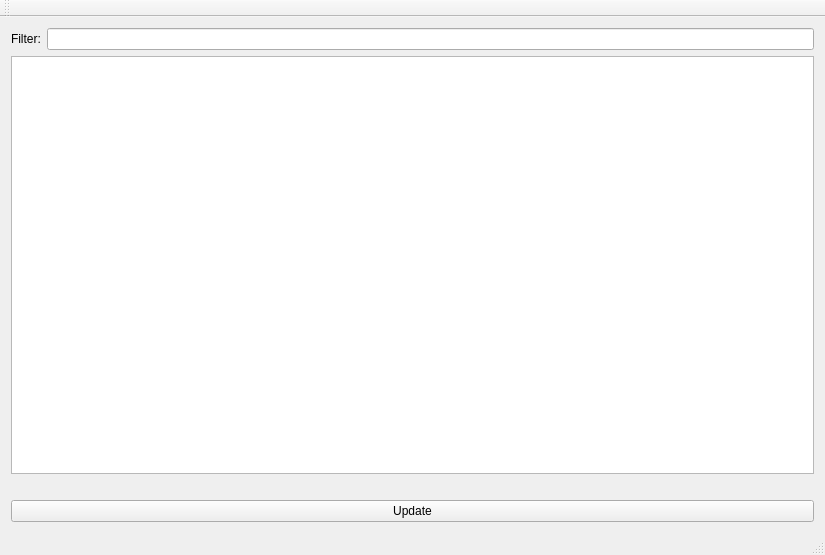
bravoshota/roster, file mainwindow.ui: the form before one commit.
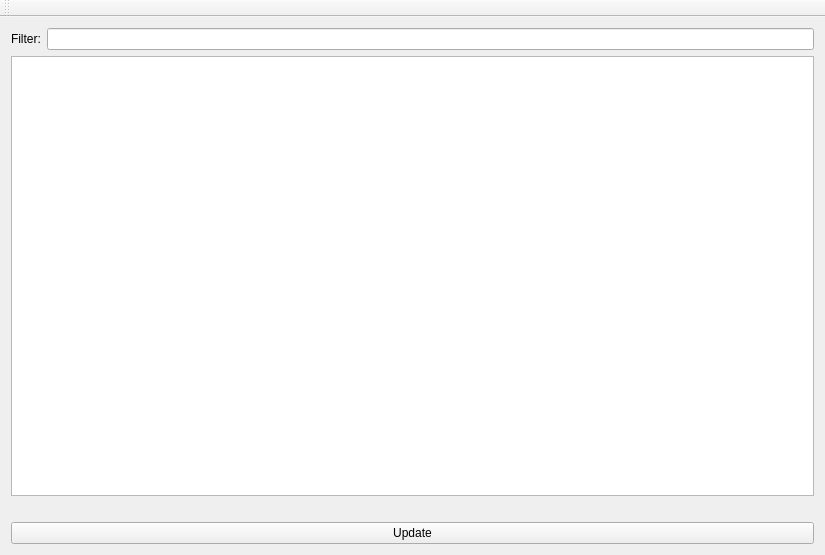
The form after the commit.

Commit message: added dialog with roster details

Patch:
```diff
--- a/mainwindow.ui
+++ b/mainwindow.ui
@@ -70,7 +70,6 @@
     <bool>false</bool>
    </attribute>
   </widget>
-  <widget class="QStatusBar" name="statusBar"/>
  </widget>
  <layoutdefault spacing="6" margin="11"/>
  <resources/>
```
The commit also changes 7 other files.
